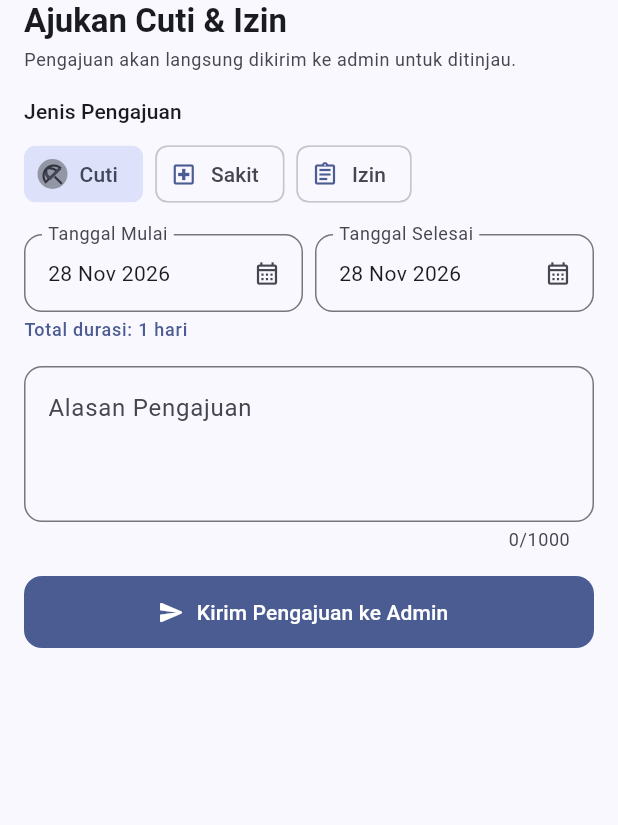
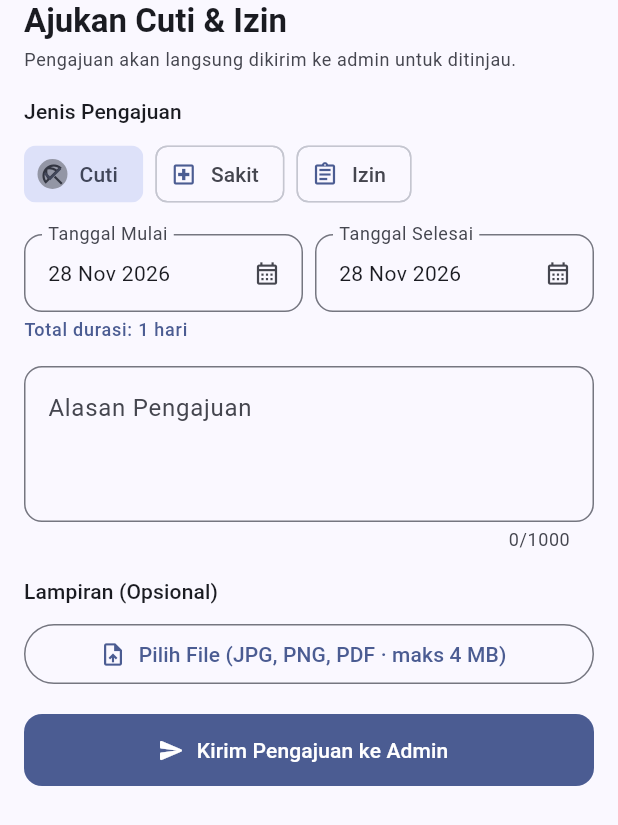
Before and after one commit to dhank77/hris-flutter, a Flutter app: the _LeaveRequestFormSheet widget shown alone on an empty page, opened directly, on a phone screen of 412 x 824 dp. Shown: the top 825 px of the screen. Run offline on Flutter 3.47's test engine with Material 3 defaults, Android fonts, the phone set to English and light mode, and no system bars; our stand-ins replace camera, dio, file_picker, flutter_riverpod, flutter_secure_storage, freezed_annotation and 7 more; missing offline and left inert: google_mlkit_face_detection, tflite_flutter; accounts and stored records are empty; generated files the repository leaves out were written again; network calls fail.

Commit message:
feat: file picker

```diff
--- a/lib/features/leave_requests/application/leave_requests_controller.dart
+++ b/lib/features/leave_requests/application/leave_requests_controller.dart
@@ -1,5 +1,6 @@
 import 'package:flutter_riverpod/flutter_riverpod.dart';
 
+import 'package:flutter_antigravity_starter_pack/features/leave_requests/data/attachment_picker.dart';
 import 'package:flutter_antigravity_starter_pack/features/leave_requests/data/leave_requests_repository.dart';
 import 'package:flutter_antigravity_starter_pack/features/leave_requests/data/models/leave_request.dart';
 
@@ -108,6 +109,7 @@ class LeaveRequestsController extends AsyncNotifier<LeaveRequestsViewState> {
     required String startDate,
     required String endDate,
     required String reason,
+    PickedAttachment? attachment,
   }) async {
     final current = state.asData?.value;
     if (current != null) {
@@ -121,6 +123,7 @@ class LeaveRequestsController extends AsyncNotifier<LeaveRequestsViewState> {
         startDate: startDate,
         endDate: endDate,
         reason: reason,
+        attachment: attachment,
       );
 
       final filterStatus = current?.selectedStatus;
--- /dev/null
+++ b/lib/features/leave_requests/data/attachment_picker.dart
@@ -0,0 +1,81 @@
+import 'dart:typed_data';
+
+import 'package:file_picker/file_picker.dart';
+import 'package:flutter_riverpod/flutter_riverpod.dart';
+
+/// Batas ukuran maksimum lampiran pengajuan cuti (4 MB, sesuai validasi API).
+const int maxLeaveAttachmentBytes = 4 * 1024 * 1024;
+
+/// Ekstensi file yang diizinkan oleh API pengajuan cuti.
+const List<String> allowedLeaveAttachmentExtensions = [
+  'jpg',
+  'jpeg',
+  'png',
+  'pdf',
+];
+
+/// Data file lampiran yang dipilih pengguna sebelum diunggah ke server.
+class PickedAttachment {
+  const PickedAttachment({
+    required this.name,
+    required this.sizeBytes,
+    this.path,
+    this.bytes,
+  });
+
+  final String name;
+  final int sizeBytes;
+  final String? path;
+  final Uint8List? bytes;
+
+  bool get isPdf => name.toLowerCase().endsWith('.pdf');
+
+  bool get isWithinSizeLimit => sizeBytes <= maxLeaveAttachmentBytes;
+
+  String get formattedSize {
+    if (sizeBytes < 1024) return '$sizeBytes B';
+    if (sizeBytes < 1024 * 1024) {
+      return '${(sizeBytes / 1024).toStringAsFixed(0)} KB';
+    }
+    return '${(sizeBytes / (1024 * 1024)).toStringAsFixed(1)} MB';
+  }
+}
+
+/// Kontrak pemilih file agar mudah di-mock pada unit & widget test.
+abstract class AttachmentPicker {
+  Future<PickedAttachment?> pickAttachment();
+}
+
+/// Implementasi `AttachmentPicker` menggunakan package `file_picker`.
+class FilePickerAttachmentPicker implements AttachmentPicker {
+  @override
+  Future<PickedAttachment?> pickAttachment() async {
+    final file = await FilePicker.pickFile(
+      dialogTitle: 'Pilih Lampiran (JPG, PNG, PDF)',
+      type: FileType.custom,
+      allowedExtensions: allowedLeaveAttachmentExtensions,
+    );
+    if (file == null) return null;
+
+    final path = file.path;
+    final knownSize = file.lengthSync() ?? await file.length();
+
+    // Pada Android content:// URI atau Web, path bisa null sehingga kita baca bytes-nya.
+    Uint8List? bytes;
+    if (path == null &&
+        (knownSize == null || knownSize <= maxLeaveAttachmentBytes)) {
+      bytes = await file.readAsBytes();
+    }
+
+    return PickedAttachment(
+      name: file.name,
+      sizeBytes: knownSize ?? bytes?.length ?? 0,
+      path: path,
+      bytes: bytes,
+    );
+  }
+}
+
+final attachmentPickerProvider = Provider<AttachmentPicker>(
+  (_) => FilePickerAttachmentPicker(),
+);
--- a/lib/features/leave_requests/data/leave_requests_repository.dart
+++ b/lib/features/leave_requests/data/leave_requests_repository.dart
@@ -1,5 +1,6 @@
 import 'package:flutter_riverpod/flutter_riverpod.dart';
 
+import 'package:flutter_antigravity_starter_pack/features/leave_requests/data/attachment_picker.dart';
 import 'package:flutter_antigravity_starter_pack/features/leave_requests/data/leave_requests_api.dart';
 import 'package:flutter_antigravity_starter_pack/features/leave_requests/data/models/leave_request.dart';
 
@@ -17,11 +18,13 @@ class LeaveRequestsRepository {
     required String startDate,
     required String endDate,
     required String reason,
+    PickedAttachment? attachment,
   }) => _api.submit(
     type: type,
     startDate: startDate,
     endDate: endDate,
     reason: reason,
+    attachment: attachment,
   );
 
   Future<String> cancel(int id) => _api.cancel(id);
--- a/lib/features/leave_requests/presentation/leave_requests_page.dart
+++ b/lib/features/leave_requests/presentation/leave_requests_page.dart
@@ -7,6 +7,7 @@ import 'package:flutter_antigravity_starter_pack/core/extensions/context_extensi
 import 'package:flutter_antigravity_starter_pack/core/widgets/async_value_view.dart';
 import 'package:flutter_antigravity_starter_pack/core/widgets/state_views.dart';
 import 'package:flutter_antigravity_starter_pack/features/leave_requests/application/leave_requests_controller.dart';
+import 'package:flutter_antigravity_starter_pack/features/leave_requests/data/attachment_picker.dart';
 import 'package:flutter_antigravity_starter_pack/features/leave_requests/data/models/leave_request.dart';
 
 /// Halaman daftar dan pengajuan Cuti & Izin yang dikirim ke admin via API.
@@ -322,6 +323,23 @@ class _LeaveRequestCard extends StatelessWidget {
             ),
             const SizedBox(height: AppSpacing.sm),
             Text(item.reason, style: context.textTheme.bodyMedium),
+            if (item.attachmentUrl != null &&
+                item.attachmentUrl!.isNotEmpty) ...[
+              const SizedBox(height: AppSpacing.sm),
+              Row(
+                children: [
+                  Icon(Icons.attach_file, size: 15, color: colors.primary),
+                  const SizedBox(width: AppSpacing.xs),
+                  Text(
+                    'Lampiran terlampir',
+                    style: context.textTheme.labelSmall?.copyWith(
+                      color: colors.primary,
+                      fontWeight: FontWeight.w500,
+                    ),
+                  ),
+                ],
+              ),
+            ],
             if (item.approverName != null && item.approverName!.isNotEmpty) ...[
               const SizedBox(height: AppSpacing.sm),
               Text(
@@ -391,6 +409,7 @@ class _LeaveRequestFormSheetState
   String _type = 'leave';
   DateTime _startDate = DateTime.now();
   DateTime _endDate = DateTime.now();
+  PickedAttachment? _attachment;
   bool _submitting = false;
   String? _errorText;
 
@@ -441,6 +460,27 @@ class _LeaveRequestFormSheetState
     setState(() => _endDate = picked);
   }
 
+  Future<void> _pickAttachment() async {
+    try {
+      final picked = await ref.read(attachmentPickerProvider).pickAttachment();
+      if (picked == null || !mounted) return;
+      if (!picked.isWithinSizeLimit) {
+        setState(() {
+          _errorText = 'Ukuran file melebihi batas maksimum 4 MB.';
+        });
+        return;
+      }
+      setState(() {
+        _attachment = picked;
+        _errorText = null;
+      });
+    } catch (error) {
+      if (mounted) {
+        setState(() => _errorText = describeError(error));
+      }
+    }
+  }
+
   Future<void> _submit() async {
     if (!_formKey.currentState!.validate()) return;
 
@@ -457,6 +497,7 @@ class _LeaveRequestFormSheetState
             startDate: _toApiDate(_startDate),
             endDate: _toApiDate(_endDate),
             reason: _reasonController.text,
+            attachment: _attachment,
           );
       if (mounted) {
         Navigator.of(context).pop(message);
@@ -566,6 +607,67 @@ class _LeaveRequestFormSheetState
                   return null;
                 },
               ),
+              const SizedBox(height: AppSpacing.md),
+              Text('Lampiran (Opsional)', style: context.textTheme.labelLarge),
+              const SizedBox(height: AppSpacing.sm),
+              if (_attachment == null)
+                OutlinedButton.icon(
+                  onPressed: _submitting ? null : _pickAttachment,
+                  icon: const Icon(Icons.upload_file_outlined),
+                  label: const Text('Pilih File (JPG, PNG, PDF · maks 4 MB)'),
+                )
+              else
+                Container(
+                  padding: const EdgeInsets.symmetric(
+                    horizontal: AppSpacing.md,
+                    vertical: AppSpacing.sm,
+                  ),
+                  decoration: BoxDecoration(
+                    color: colors.surfaceContainerHighest.withValues(
+                      alpha: 0.6,
+                    ),
+                    borderRadius: BorderRadius.circular(AppRadius.md),
+                  ),
+                  child: Row(
+                    children: [
+                      Icon(
+                        _attachment!.isPdf
+                            ? Icons.picture_as_pdf_outlined
+                            : Icons.image_outlined,
+                        color: colors.primary,
+                      ),
+                      const SizedBox(width: AppSpacing.sm),
+                      Expanded(
+                        child: Column(
+                          crossAxisAlignment: CrossAxisAlignment.start,
+                          children: [
+                            Text(
+                              _attachment!.name,
+                              maxLines: 1,
+                              overflow: TextOverflow.ellipsis,
+                              style: context.textTheme.bodyMedium?.copyWith(
+                                fontWeight: FontWeight.w500,
+                              ),
+                            ),
+                            Text(
+                              _attachment!.formattedSize,
+                              style: context.textTheme.labelSmall?.copyWith(
+                                color: colors.onSurfaceVariant,
+                              ),
+                            ),
+                          ],
+                        ),
+                      ),
+                      IconButton(
+                        tooltip: 'Hapus lampiran',
+                        onPressed: _submitting
+                            ? null
+                            : () => setState(() => _attachment = null),
+                        icon: const Icon(Icons.close, size: 18),
+                      ),
+                    ],
+                  ),
+                ),
               if (_errorText != null) ...[
                 const SizedBox(height: AppSpacing.sm),
                 Text(
--- a/pubspec.yaml
+++ b/pubspec.yaml
@@ -36,6 +36,7 @@ dependencies:
   image: ^4.13.1
   webview_flutter: ^4.14.1
   lottie: ^3.8.2
+  file_picker: ^13.4.1
 
 dev_dependencies:
   flutter_test:
```
Also changed, not shown: lib/features/leave_requests/data/leave_requests_api.dart (+31 -6 lines), pubspec.lock, 1 other file.
